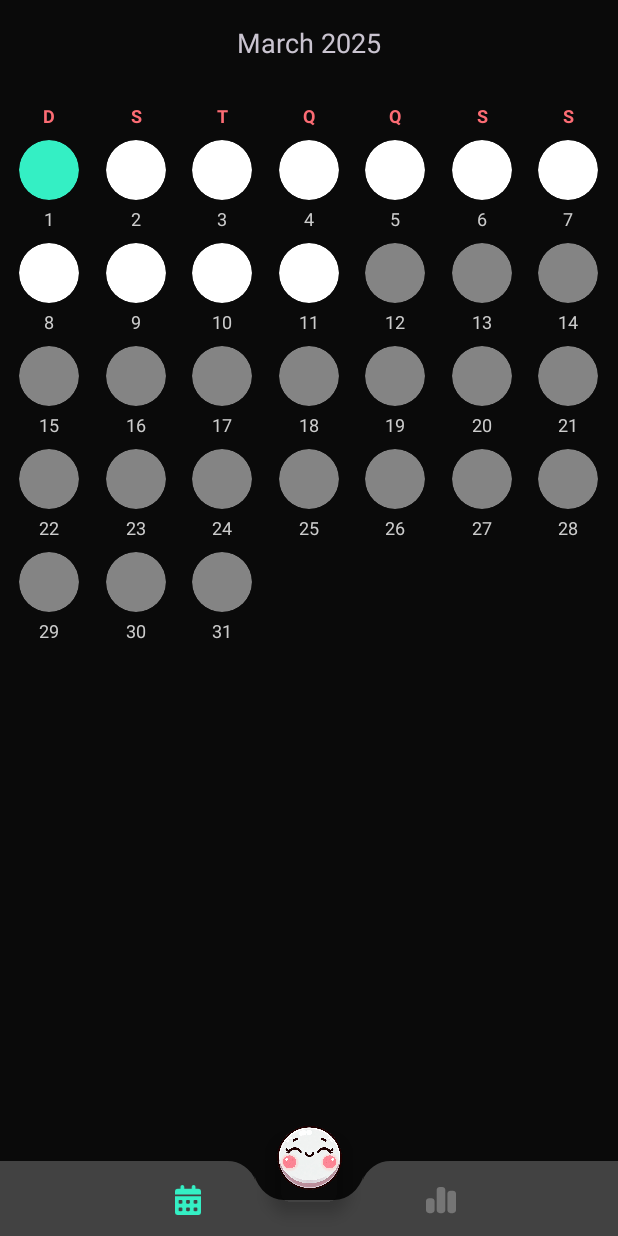
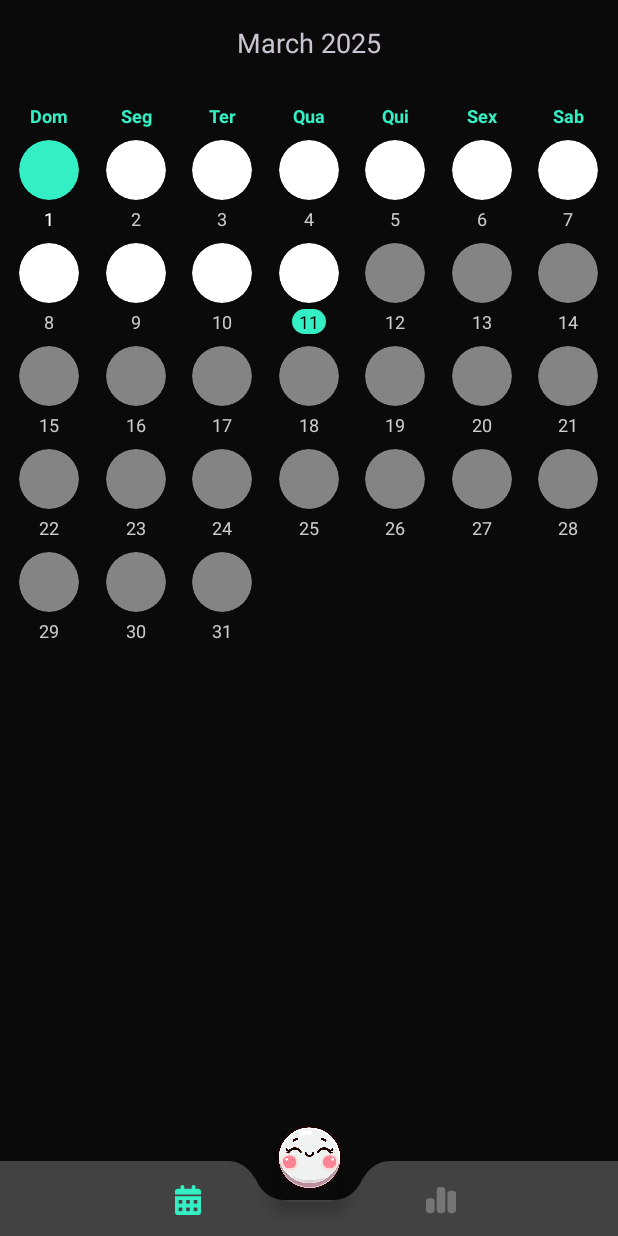
Before and after one commit to Leo-Trevisol/MoodSnap, an Android app: the screen it shows after launch (MainActivity), after a tap on an icon or button, on a phone screen of 412 x 824 dp. Run offline under Robolectric (Android 15) with nearby library versions, the phone set to English and light mode, and no system bars; our stand-ins replace Room's generated code, navigation-ui.

```diff
--- a/app/src/main/java/com/br/leo/moodsnap/ui/home/CalendarAdapter.kt
+++ b/app/src/main/java/com/br/leo/moodsnap/ui/home/CalendarAdapter.kt
@@ -58,18 +58,37 @@ class CalendarAdapter(
         holder.dayCard.visibility = View.VISIBLE
         holder.dayNumber.text = dayOfMonth.toString()
 
+        // Resetar o background do TextView para garantir que não mantenha estados anteriores
+        holder.dayNumber.setBackgroundResource(0)
+        holder.dayNumber.setTextColor(Color.LTGRAY)
+
         // Verificar se é data futura
         val isFutureDate = isDateInFuture(dayOfMonth)
 
-        // Configurar aparência para datas futuras
-        if (isFutureDate) {
+        // Verificar se é o dia atual
+        val isToday = isToday(dayOfMonth)
+
+        // Configurar aparência para datas futuras e dia atual
+        when {
+            isFutureDate -> {
                 holder.dayNumber.setTextColor(Color.LTGRAY)
                 holder.dayCard.alpha = 0.5f
                 holder.dayCard.isClickable = false
-        } else {
+                holder.dayCard.setCardBackgroundColor(holder.itemView.context.getColor(android.R.color.white))
+            }
+            isToday -> {
+                holder.dayCard.alpha = 1.0f
+                holder.dayCard.isClickable = true
+                holder.dayCard.setCardBackgroundColor(holder.itemView.context.getColor(android.R.color.white))
+                holder.dayNumber.setBackgroundResource(R.drawable.background_rounded_60)
+                holder.dayNumber.setTextColor(Color.BLACK)
+            }
+            else -> {
                 holder.dayNumber.setTextColor(Color.LTGRAY)
                 holder.dayCard.alpha = 1.0f
                 holder.dayCard.isClickable = true
+                holder.dayCard.setCardBackgroundColor(holder.itemView.context.getColor(android.R.color.white))
+            }
         }
 
         // Encontrar o humor para este dia
@@ -90,12 +109,11 @@ class CalendarAdapter(
         // Configurar seleção
         val isSelected = (position - firstDayOfWeek) == selectedPosition && !isFutureDate
         holder.dayCard.isSelected = isSelected
-        holder.dayCard.setCardBackgroundColor(
-            if (isSelected)
-                holder.itemView.context.getColor(R.color.primary_green)
-            else
-                holder.itemView.context.getColor(android.R.color.white)
-        )
+        if (isSelected) {
+            holder.dayCard.setCardBackgroundColor(holder.itemView.context.getColor(R.color.primary_green))
+            if(!isToday)
+            holder.dayNumber.setTextColor(Color.WHITE)
+        }
 
         holder.dayCard.setOnClickListener {
             if (!isFutureDate) {
@@ -117,6 +135,12 @@ class CalendarAdapter(
     private fun isDateInFuture(dayOfMonth: Int): Boolean {
         displayMonth.set(Calendar.DAY_OF_MONTH, dayOfMonth)
         return displayMonth.after(today)
+    }
+
+    private fun isToday(dayOfMonth: Int): Boolean {
+        return today.get(Calendar.YEAR) == displayMonth.get(Calendar.YEAR) &&
+               today.get(Calendar.MONTH) == displayMonth.get(Calendar.MONTH) &&
+               today.get(Calendar.DAY_OF_MONTH) == dayOfMonth
     }
 
     override fun getItemCount() = daysInMonth + firstDayOfWeek
--- a/app/src/main/java/com/br/leo/moodsnap/ui/home/WeekdaysAdapter.kt
+++ b/app/src/main/java/com/br/leo/moodsnap/ui/home/WeekdaysAdapter.kt
@@ -9,7 +9,7 @@ import com.br.leo.moodsnap.R
 
 class WeekdaysAdapter : RecyclerView.Adapter<WeekdaysAdapter.WeekdayViewHolder>() {
 
-    private val weekdays = listOf("D", "S", "T", "Q", "Q", "S", "S")
+    private val weekdays = listOf("Dom", "Seg", "Ter", "Qua", "Qui", "Sex", "Sab")
 
     class WeekdayViewHolder(view: View) : RecyclerView.ViewHolder(view) {
         val weekdayText: TextView = view as TextView
--- /dev/null
+++ b/app/src/main/res/drawable/background_rounded_60.xml
@@ -0,0 +1,9 @@
+<?xml version="1.0" encoding="utf-8"?>
+<shape xmlns:android="http://schemas.android.com/apk/res/android"
+    android:shape="rectangle">
+    <solid android:color="@color/primary_green"/>
+    <corners android:radius="60dp"/>
+    <padding
+        android:left="5dp"
+        android:right="5dp" />
+</shape>
--- a/app/src/main/res/layout/item_weekday.xml
+++ b/app/src/main/res/layout/item_weekday.xml
@@ -7,6 +7,6 @@
     android:gravity="center"
     android:textSize="12sp"
     android:textStyle="bold"
-    android:textColor="@color/primary_red"
+    android:textColor="@color/primary_green"
     android:padding="4dp"
     tools:text="D" />
```
Lines whose indentation alone changed are shown as unchanged.
